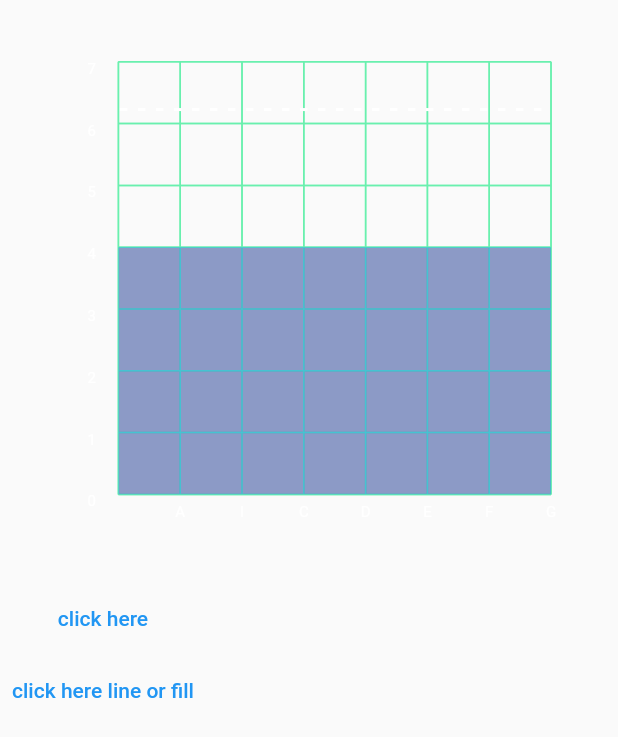
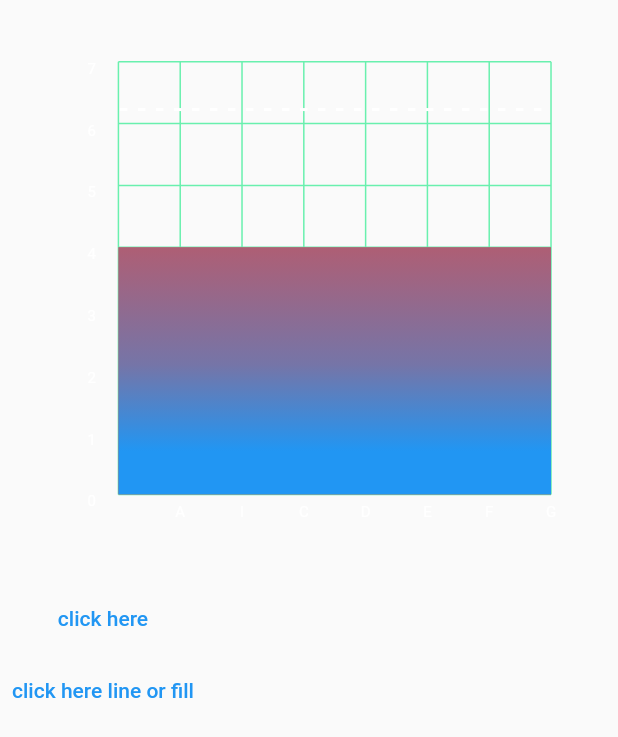
Before and after one commit to DaisukeNagata/multiple_circle_chart, a Flutter app: the OverLappingWidget widget shown alone on an empty page, opened directly, on a phone screen of 412 x 824 dp. Shown: the top 737 px of the screen. Run offline on Flutter 3.47's test engine with Material 2 defaults, Android fonts, the phone set to English and light mode, and no system bars.

Commit message:
add: version 0.9.68  LinearGradient set by OverlappingLinePaint

```diff
--- a/example/lib/OverlapLine/overlap_line_bar.dart
+++ b/example/lib/OverlapLine/overlap_line_bar.dart
@@ -41,42 +41,58 @@ class OverLappingState extends State<OverLappingWidget> {
   Widget build(BuildContext context) {
     double w = MediaQuery.of(context).size.width -
         (MediaQuery.of(context).size.width / count) * OverlapLineModel.wLines;
-    double w2 =
+    double gridValue =
         (MediaQuery.of(context).size.width / count) * OverlapLineModel.wLines;
-    double w3 = (MediaQuery.of(context).size.width / count);
+    double sizeValue = (MediaQuery.of(context).size.width / count);
 
+    Shader shader = LinearGradient(
+      begin: Alignment.bottomCenter,
+      end: Alignment.topCenter,
+      stops: const [0.1, 0.3, 0.6],
+      colors: [
+        Colors.blue,
+        Colors.blue.withOpacity(0.6),
+        Colors.blue.withOpacity(0.3),
+      ],
+    ).createShader(
+      Rect.fromLTWH(0.0, 0.0, sizeValue, gridValue),
+    );
     return Column(
       children: [
         Stack(
           children: [
             Container(
-              padding: EdgeInsets.only(top: w2, left: w / 2),
+              padding: EdgeInsets.only(top: gridValue, left: w / 2),
               child: CustomPaint(
-                painter: viewModel.graphText(w2),
+                painter: viewModel.graphText(gridValue),
               ),
             ),
             Container(
-              padding: EdgeInsets.only(top: w3, left: w / 2),
+              padding: EdgeInsets.only(top: sizeValue, left: w / 2),
               child: viewModel.stackLineLogic(
-                w3,
-                w2,
+                sizeValue,
+                gridValue,
+                1,
                 Colors.red,
                 viewModel.model.indexList2,
+                index: 0,
               ),
             ),
             Container(
-              padding: EdgeInsets.only(top: w3, left: w / 2),
+              padding: EdgeInsets.only(top: sizeValue, left: w / 2),
               child: viewModel.stackLineLogic(
-                w3,
-                w2,
+                sizeValue,
+                gridValue,
+                1,
                 Colors.blue,
                 viewModel.model.indexList,
+                gradient: viewModel.model.lineOrFillFlg ? null : shader,
               ),
             ),
             Container(
-              padding: EdgeInsets.only(top: w3, left: w / 2),
+              padding: EdgeInsets.only(top: sizeValue, left: w / 2),
               child: CustomPaint(
-                painter: viewModel.goalPainter(w2),
+                painter: viewModel.goalPainter(gridValue),
               ),
             ),
           ],
--- a/example/lib/OverlapLine/overlap_view_model.dart
+++ b/example/lib/OverlapLine/overlap_view_model.dart
@@ -35,30 +35,30 @@ class OverlapViewModel {
     ];
   }
 
-  Stack stackLineLogic(
-    double w,
-    double w2,
-    Color paintColor,
-    List<int> indexList,
-  ) {
+  Stack stackLineLogic(double sizeValue, double gridValue, double alphaPaint,
+      Color paintColor, List<int> indexList,
+      {Shader? gradient, int? index}) {
     return Stack(
       children: [
-        CustomPaint(
-          child: CustomPaint(
-            painter: gridPainter(w2),
+        if (index == 0) ...[
+          CustomPaint(
+            child: CustomPaint(
+              painter: gridPainter(gridValue),
+            ),
           ),
-        ),
+        ],
         CustomPaint(
           painter: OverlappingLinePaint(
             moveToCountList: indexList,
             strokeWidth: 3,
             scale: 1,
-            alphaPaint: 0.5,
+            alphaPaint: alphaPaint,
             paintColor: paintColor,
             circlePaintFlg: model.lineOrFillFlg,
             fillPaintFlg: !model.lineOrFillFlg,
+            gradient: gradient,
           ),
-          size: Size(w, w),
+          size: Size(sizeValue, sizeValue),
         ),
       ],
     );
--- a/lib/OverlappingLine/overlapping_line_paint.dart
+++ b/lib/OverlappingLine/overlapping_line_paint.dart
@@ -5,6 +5,7 @@ class OverlappingLinePaint extends CustomPainter {
   final List<int> moveToCountList;
   final double strokeWidth, scale, alphaPaint;
   final Color paintColor;
+  final Shader? gradient;
   final bool circlePaintFlg, fillPaintFlg;
 
   const OverlappingLinePaint({
@@ -13,6 +14,7 @@ class OverlappingLinePaint extends CustomPainter {
     required this.alphaPaint,
     required this.strokeWidth,
     required this.paintColor,
+    required this.gradient,
     required this.circlePaintFlg,
     required this.fillPaintFlg,
   });
@@ -22,16 +24,19 @@ class OverlappingLinePaint extends CustomPainter {
     Paint paint = Paint();
     final path = Path();
     if (fillPaintFlg) {
-      paint.color = paintColor.withOpacity(alphaPaint);
+      if (gradient == null) paint.color = paintColor.withOpacity(alphaPaint);
+      paint.shader = gradient;
       path.moveTo(
         0,
         size.width * (moveToCountList.length - 1),
       );
     } else {
+      if (gradient == null) paint.color = paintColor.withOpacity(alphaPaint);
       paint
-        ..color = paintColor
+        ..shader = gradient
         ..style = PaintingStyle.stroke
-        ..strokeWidth = strokeWidth;
+        ..strokeWidth = strokeWidth
+        ..shader = gradient;
       path.moveTo(
         0,
         size.width * moveToCountList[0],
--- a/pubspec.yaml
+++ b/pubspec.yaml
@@ -1,6 +1,6 @@
 name: multiple_circle_chart
 description: It is a graph that can change the speed and overlap the graph 100% or more.
-version: 0.9.67
+version: 0.9.68
 homepage: https://github.com/daisukenagata/multiple_circle_chart
 
 environment:
```
Also changed, not shown: 3 other files.
